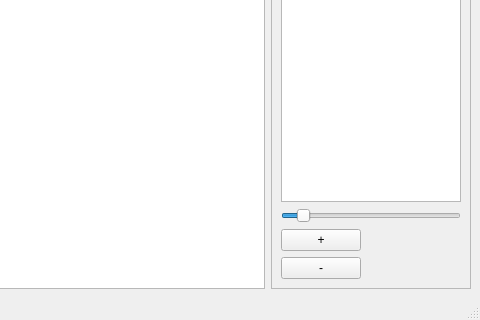
pirxus/VUT-FIT-ICP-project, file qt/traffic/mainwindow.ui: the form before one commit; both pictures show x 469 to 949 and y 144 to 464 of the 949 by 464 pixel window.
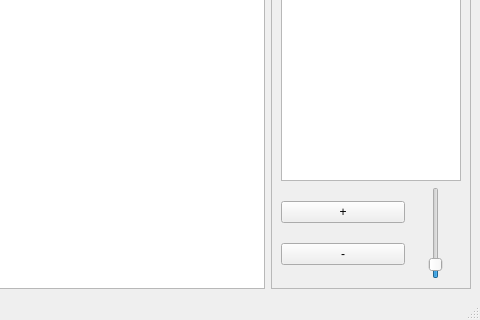
The form after the commit.

Commit message: horizontal slider to vertical

```diff
--- a/qt/traffic/mainwindow.ui
+++ b/qt/traffic/mainwindow.ui
@@ -10,6 +10,12 @@
     <height>464</height>
    </rect>
   </property>
+  <property name="sizePolicy">
+   <sizepolicy hsizetype="Fixed" vsizetype="Preferred">
+    <horstretch>0</horstretch>
+    <verstretch>0</verstretch>
+   </sizepolicy>
+  </property>
   <property name="windowTitle">
    <string>MainWindow</string>
   </property>
@@ -86,26 +92,13 @@
          </property>
         </widget>
        </item>
-       <item>
-        <widget class="QSlider" name="zoomSlider">
-         <property name="minimum">
-          <number>1</number>
-         </property>
-         <property name="maximum">
-          <number>100</number>
-         </property>
-         <property name="value">
-          <number>10</number>
-         </property>
-         <property name="orientation">
-          <enum>Qt::Horizontal</enum>
-         </property>
-        </widget>
-       </item>
        <item>
         <layout class="QHBoxLayout" name="horizontalLayout_2">
          <item>
           <layout class="QVBoxLayout" name="verticalLayout_3">
+           <property name="rightMargin">
+            <number>0</number>
+           </property>
            <item>
             <widget class="QPushButton" name="zoomInButton">
              <property name="text">
@@ -123,20 +116,41 @@
           </layout>
          </item>
          <item>
-          <spacer name="horizontalSpacer">
+          <widget class="QSlider" name="zoomSlider">
+           <property name="sizePolicy">
+            <sizepolicy hsizetype="Fixed" vsizetype="Expanding">
+             <horstretch>0</horstretch>
+             <verstretch>0</verstretch>
+            </sizepolicy>
+           </property>
+           <property name="minimumSize">
+            <size>
+             <width>50</width>
+             <height>50</height>
+            </size>
+           </property>
+           <property name="baseSize">
+            <size>
+             <width>0</width>
+             <height>0</height>
+            </size>
+           </property>
+           <property name="layoutDirection">
+            <enum>Qt::LeftToRight</enum>
+           </property>
+           <property name="minimum">
+            <number>1</number>
+           </property>
+           <property name="maximum">
+            <number>100</number>
+           </property>
+           <property name="value">
+            <number>10</number>
+           </property>
            <property name="orientation">
-            <enum>Qt::Horizontal</enum>
+            <enum>Qt::Vertical</enum>
            </property>
-           <property name="sizeType">
-            <enum>QSizePolicy::Fixed</enum>
-           </property>
-           <property name="sizeHint" stdset="0">
-            <size>
-             <width>100</width>
-             <height>20</height>
-            </size>
-           </property>
-          </spacer>
+          </widget>
          </item>
         </layout>
        </item>
```
Left out of the diff: 2 changed lines with no effect on the pictures. The commit also changes 1 other file.
